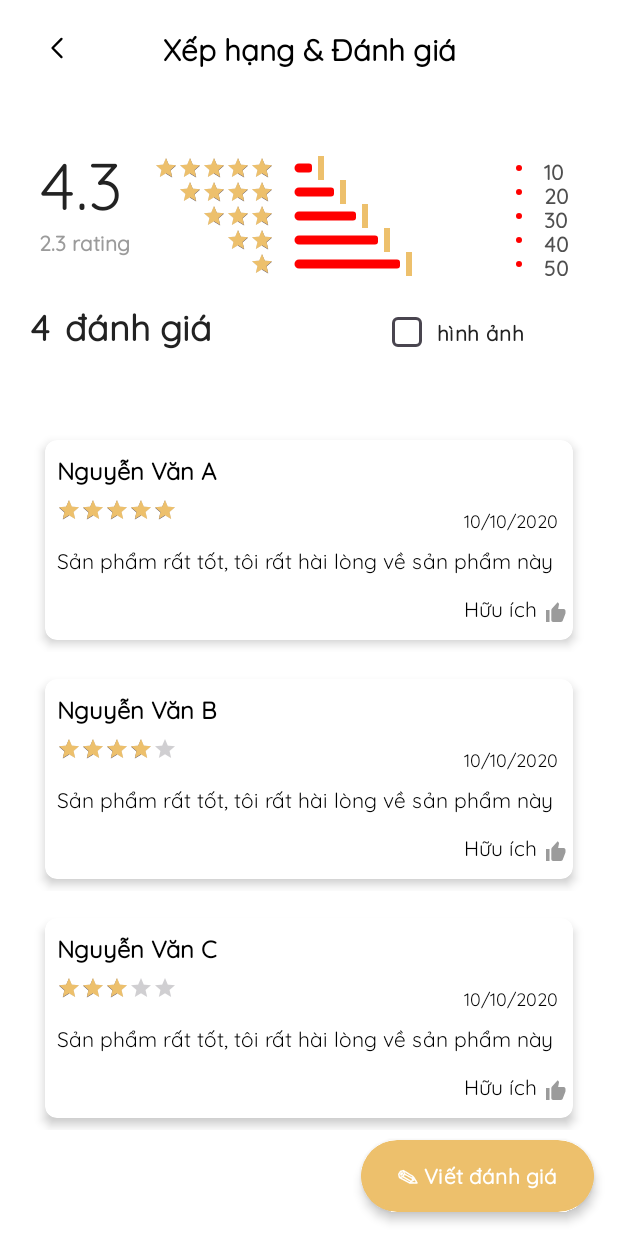
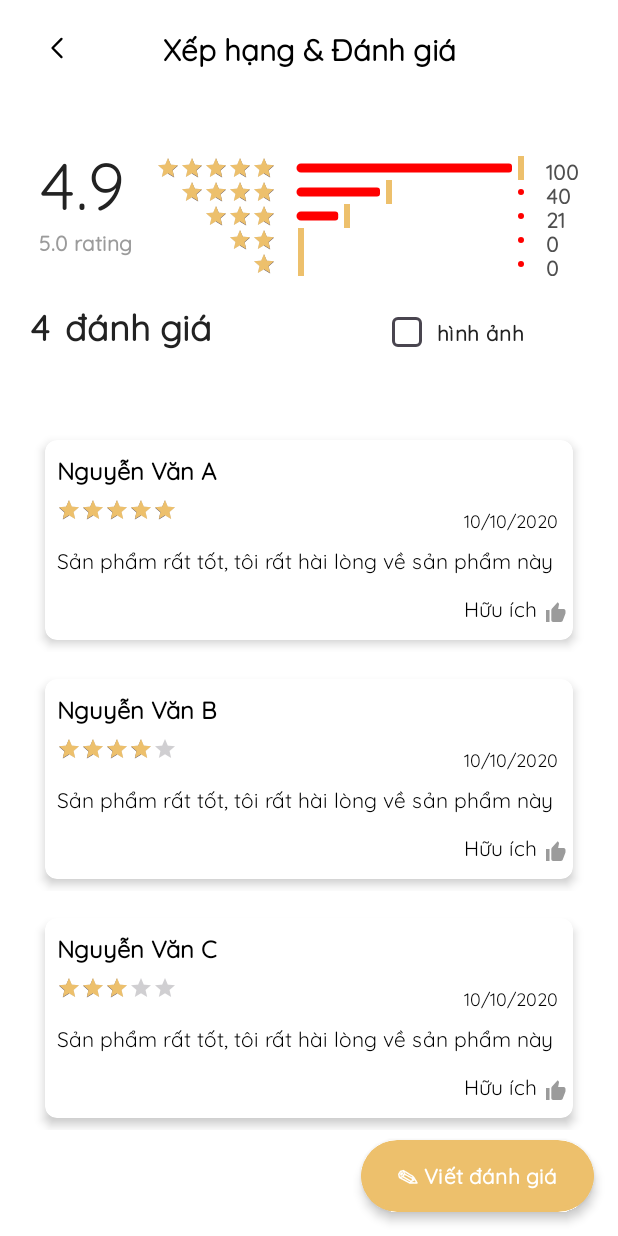
Before and after one commit to thanhnn16/du_an_1, an Android app: the Rating_Reviews screen opened directly, with no data from a screen before it, on a phone screen of 412 x 824 dp. Run offline under Robolectric (Android 15) with nearby library versions, the phone set to English and light mode, and no system bars; network calls fail; pictures from the network do not load.

Commit message:
linh tinh

```diff
--- a/app/src/main/java/com/miwth/allure_spa/ui/views/RateAndReviews/Rating_Reviews.java
+++ b/app/src/main/java/com/miwth/allure_spa/ui/views/RateAndReviews/Rating_Reviews.java
@@ -41,6 +41,8 @@ public class Rating_Reviews extends AppCompatActivity {
     protected void onCreate(Bundle savedInstanceState) {
         super.onCreate(savedInstanceState);
         setContentView(R.layout.activity_rating_reviews);
+        getWindow().setStatusBarColor(getResources().getColor(R.color.white, null));
+
 
         btnBack = findViewById(R.id.btnBack);
         btnBack.setOnClickListener(v -> {
@@ -62,11 +64,12 @@ public class Rating_Reviews extends AppCompatActivity {
 
         rvRatingAndReviews = findViewById(R.id.rvRatingAndReviews);
 
-        tv5.setText("10");
-        tv4.setText("20");
-        tv3.setText("30");
-        tv2.setText("40");
-        tv1.setText("50");
+
+        tv5.setText("100");
+        tv4.setText("40");
+        tv3.setText("21");
+        tv2.setText("0");
+        tv1.setText("0");
 
         updateSliderValue(slider5, tv5);
         updateSliderValue(slider4, tv4);
--- a/app/src/main/java/com/miwth/allure_spa/ui/views/home/fragment/NotificationFragment.java
+++ b/app/src/main/java/com/miwth/allure_spa/ui/views/home/fragment/NotificationFragment.java
@@ -32,6 +32,7 @@ public class NotificationFragment extends Fragment {
     public View onCreateView(LayoutInflater inflater, ViewGroup container,
                              Bundle savedInstanceState) {
         View view = inflater.inflate(R.layout.fragment_notification, container, false);
+
 
         btnBack = view.findViewById(R.id.btnBack);
 
--- a/app/src/main/java/com/miwth/allure_spa/ui/views/home/fragment/Profile/Settings.java
+++ b/app/src/main/java/com/miwth/allure_spa/ui/views/home/fragment/Profile/Settings.java
@@ -21,6 +21,8 @@ public class Settings extends AppCompatActivity {
     protected void onCreate(Bundle savedInstanceState) {
         super.onCreate(savedInstanceState);
         setContentView(R.layout.activity_settings);
+        getWindow().setStatusBarColor(getResources().getColor(R.color.white, null));
+
 
         switch_notification = findViewById(R.id.switch_notification);
         switch_update = findViewById(R.id.switch_update);
--- a/app/src/main/res/layout/activity_rating_reviews.xml
+++ b/app/src/main/res/layout/activity_rating_reviews.xml
@@ -65,14 +65,14 @@
                     <TextView
                         android:layout_width="wrap_content"
                         android:layout_height="wrap_content"
-                        android:text="4.3"
+                        android:text="4.9"
                         android:textColor="#222222"
                         android:textSize="44sp" />
 
                     <TextView
                         android:layout_width="wrap_content"
                         android:layout_height="wrap_content"
-                        android:text="2.3 rating"
+                        android:text="5.0 rating"
                         android:textColor="#9B9B9B"
                         android:textSize="14sp"
                         android:textStyle="bold" />
```
Also changed, not shown: app/src/main/java/com/miwth/allure_spa/ui/views/cosmetic/CosmeticDetailActivity.java (+9 -1 lines).
